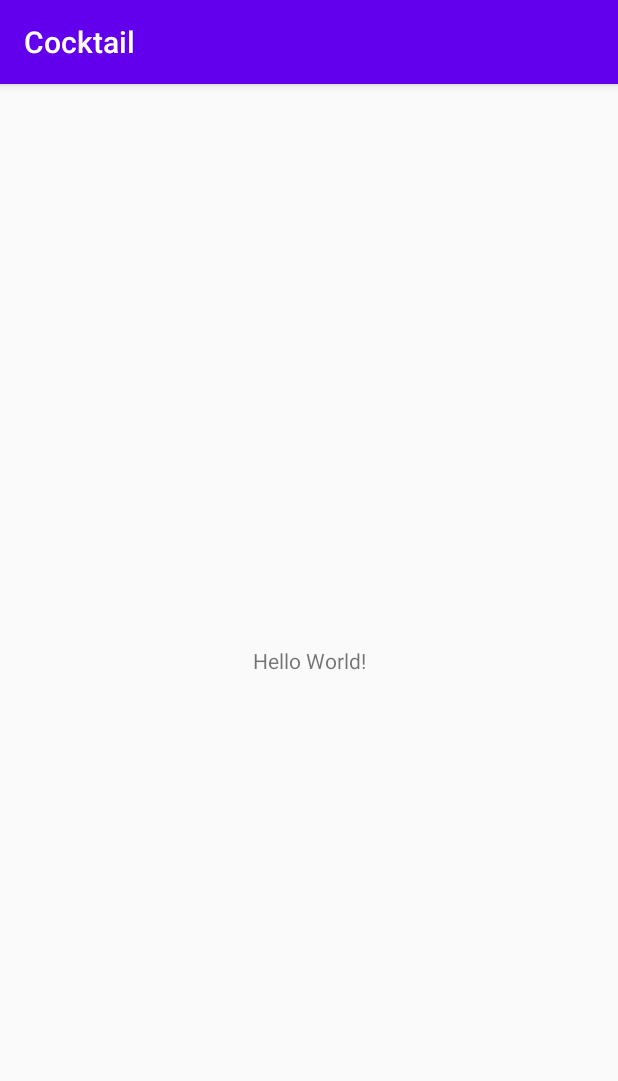
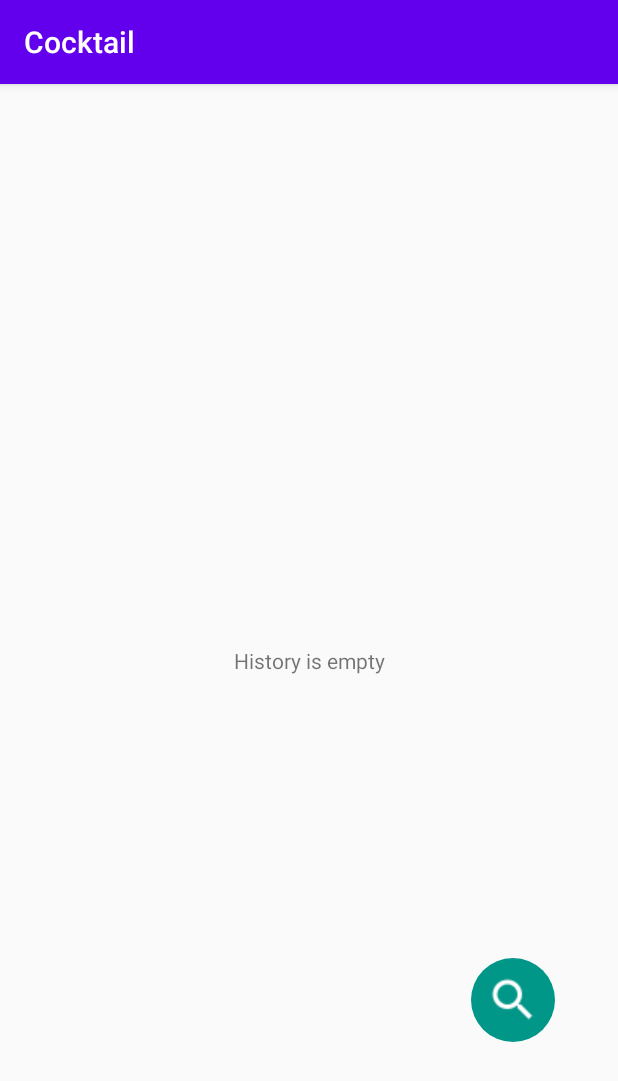
Before and after one commit to VovaProtsiv/Cocktail, an Android app: the screen it shows after launch (MainActivity), on a phone screen of 412 x 824 dp. Shown: the top 1081 px of the screen. Run offline under Robolectric (Android 15) with nearby library versions, the phone set to English and light mode, and no system bars.

Commit message:
add searh button onto main_activity

```diff
--- a/app/src/main/res/layout/activity_main.xml
+++ b/app/src/main/res/layout/activity_main.xml
@@ -7,12 +7,30 @@
     tools:context=".MainActivity">
 
     <TextView
+        android:id="@+id/textView2"
         android:layout_width="wrap_content"
         android:layout_height="wrap_content"
-        android:text="Hello World!"
+        android:text="History is empty"
         app:layout_constraintBottom_toBottomOf="parent"
         app:layout_constraintLeft_toLeftOf="parent"
         app:layout_constraintRight_toRightOf="parent"
         app:layout_constraintTop_toTopOf="parent" />
 
+
+    <ImageButton
+        android:id="@+id/imageButton"
+        android:layout_width="wrap_content"
+        android:layout_height="56dp"
+        android:layout_marginStart="288dp"
+        android:layout_marginTop="518dp"
+        android:layout_marginEnd="16dp"
+        android:layout_marginBottom="65dp"
+        android:background="@drawable/background_square"
+        android:onClick="changeActivity"
+        app:layout_constraintBottom_toBottomOf="parent"
+        app:layout_constraintEnd_toEndOf="parent"
+        app:layout_constraintStart_toStartOf="parent"
+        app:layout_constraintTop_toTopOf="parent"
+        app:srcCompat="@drawable/search" />
+
 </androidx.constraintlayout.widget.ConstraintLayout>
```
